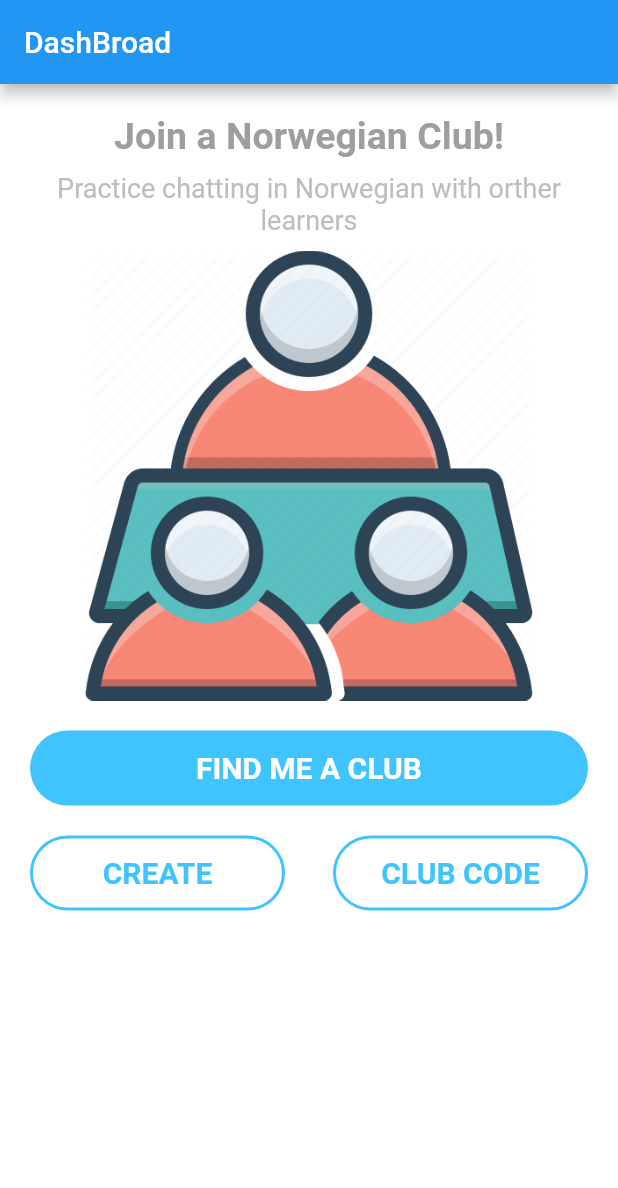
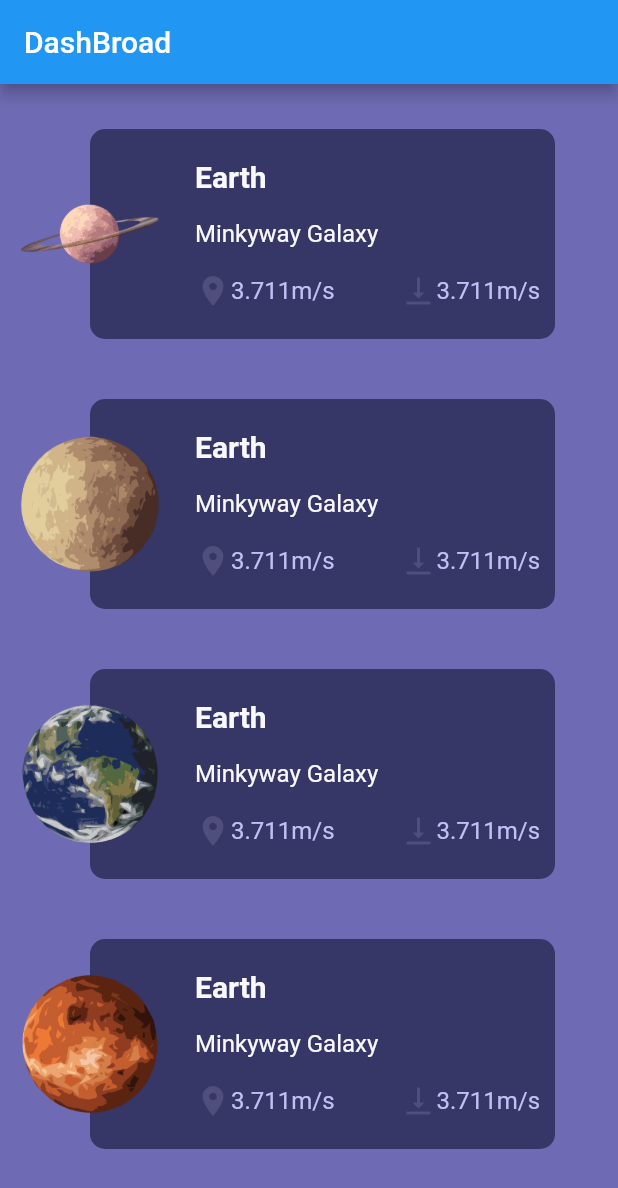
Before and after one commit to thanhtoan1306/image, a Flutter app: the DashBroad screen opened directly, on a phone screen of 412 x 824 dp. Shown: the top 1188 px of the screen. Run offline on Flutter 3.47's test engine with Material 2 defaults, Android fonts, the light colour scheme and no system bars; our stand-ins replace firebase_auth, google_sign_in, image_picker, qr_flutter; missing offline and left inert: flutter_facebook_login; accounts and stored records are empty.

Commit message:
update dashbroad

```diff
--- a/lib/pages/dashbroad.dart
+++ b/lib/pages/dashbroad.dart
@@ -1,4 +1,80 @@
 import 'package:flutter/material.dart';
+
+
+class WidgePlanet extends StatefulWidget {
+  String imgUrl;
+  WidgePlanet({this.imgUrl});
+  @override
+  _WidgePlanetState createState() => _WidgePlanetState();
+}
+
+class _WidgePlanetState extends State<WidgePlanet> {
+  @override
+  Widget build(BuildContext context) {
+    return Container(
+      height: 150,
+      width: 350,
+      child: Stack(
+        children: <Widget>[
+          Container(),
+
+          Positioned(
+              left: 50,
+              child:  Container(
+
+                height: 140,
+                width: 310,
+                decoration: BoxDecoration(
+                    color: Color(0xff363667),
+                    shape: BoxShape.rectangle,
+                    borderRadius: BorderRadius.circular(10)
+                ),
+                child: Padding(padding: EdgeInsets.fromLTRB(70, 20, 0, 20)
+                  ,child: Column(
+                    mainAxisAlignment: MainAxisAlignment.spaceBetween,
+                    crossAxisAlignment: CrossAxisAlignment.start,
+                    children: <Widget>[
+
+                      Text('Earth',style: TextStyle(color: Color(0xfff8f8fe),fontSize: 20,fontWeight: FontWeight.bold),),
+                      Text('Minkyway Galaxy',style: TextStyle(color: Color(0xfff8f8fe),fontSize: 16),),
+                      Row(
+                        mainAxisAlignment: MainAxisAlignment.spaceBetween,
+                        crossAxisAlignment: CrossAxisAlignment.start,
+                        children: <Widget>[
+                          Row(
+                            children: <Widget>[
+                              Icon(Icons.location_on,color: Color(0xff504e7c),),
+                              Padding(padding: EdgeInsets.fromLTRB(0, 0, 10, 0),
+                                child: Text('3.711m/s',style: TextStyle(color: Color(0xffc0c0f5),fontSize: 16),),)
+                            ],
+                          ),
+                          Row(
+                            children: <Widget>[
+                              Icon(Icons.vertical_align_bottom,color: Color(0xff504e7c),),
+                              Padding(padding: EdgeInsets.fromLTRB(0, 0, 10, 0),
+                                child: Text('3.711m/s',style: TextStyle(color: Color(0xffc0c0f5),fontSize: 16),),)
+                            ],
+                          )
+                        ],
+
+                      )
+                    ],
+                  ),),
+              )),
+          Positioned(
+              top: 20,
+
+              child: Container(
+                child: Image.asset(widget.imgUrl),
+                height: 100,
+                width: 100,
+              )),
+        ],
+      ),
+    );
+  }
+}
+
 
 class DashBroad extends StatefulWidget {
   @override
@@ -11,101 +87,28 @@ class _DashBroadState extends State<DashBroad> {
     return Scaffold(
         appBar: AppBar(title: Text('DashBroad')),
         body: Container(
-          color: Colors.white,
-          padding: EdgeInsets.fromLTRB(20, 20, 20, 30),
-          constraints: BoxConstraints.expand(),
-          child: Column(
+          color: Color(0xff6e6bb4),
+          child: ListView(
             children: <Widget>[
-              Text(
-                'Join a Norwegian Club!',
-                style: TextStyle(
-                    fontSize: 25,
-                    color: Colors.grey,
-                    fontWeight: FontWeight.bold),
-              ),
-              Padding(
-                padding: EdgeInsets.fromLTRB(0, 10, 0, 10),
-                child: Text(
-                  'Practice chatting in Norwegian with orther learners',
-                  style: TextStyle(
-                    fontSize: 18,
-                    color: Colors.grey[400],
-                  ),
-                  textAlign: TextAlign.center,
-                ),
-              ),
-              Padding(
-                padding: EdgeInsets.fromLTRB(0, 0, 0, 20),
-                child: Container(
-                  color: Colors.white,
-                  child: Image.asset('assets/group.png'),
-                  height: 300,
-                  width: double.infinity,
-                ),
-              ),
-              Padding(
-                padding: EdgeInsets.fromLTRB(0, 0, 0, 20),
-                child: Container(
-                    height: 50,
-                    width: double.infinity,
-                    decoration: BoxDecoration(
-                        shape: BoxShape.rectangle,
-                        borderRadius: BorderRadius.circular(30),
-                        color: Colors.lightBlueAccent),
-                    child: Center(
-                      child: Text(
-                        'FIND ME A CLUB',
-                        style: TextStyle(
-                            fontSize: 20,
-                            color: Colors.white,
-                            fontWeight: FontWeight.bold),
-                        textAlign: TextAlign.center,
-                      ),
-                    )),
-              ),
-              Row(
-                mainAxisAlignment: MainAxisAlignment.spaceBetween,
-                children: <Widget>[
-                  Container(
-                      height: 50,
-                      width: 170,
-                      decoration: BoxDecoration(
-                        shape: BoxShape.rectangle,
-                        borderRadius: BorderRadius.circular(30),
-                        border:
-                        Border.all(color: Colors.lightBlueAccent, width: 2.0),
-                      ),
-                      child: Center(
-                        child: Text(
-                          'CREATE',
-                          style: TextStyle(
-                              fontSize: 20,
-                              color: Colors.lightBlueAccent,
-                              fontWeight: FontWeight.bold),
-                          textAlign: TextAlign.center,
-                        ),
-                      )),
-                  Container(
-                      height: 50,
-                      width: 170,
-                      decoration: BoxDecoration(
-                        shape: BoxShape.rectangle,
-                        borderRadius: BorderRadius.circular(30),
-                        border:
-                        Border.all(color: Colors.lightBlueAccent, width: 2.0),
-                      ),
-                      child: Center(
-                        child: Text(
-                          'CLUB CODE',
-                          style: TextStyle(
-                              fontSize: 20,
-                              color: Colors.lightBlueAccent,
-                              fontWeight: FontWeight.bold),
-                          textAlign: TextAlign.center,
-                        ),
-                      )),
-                ],
-              )
+
+              Padding(padding: EdgeInsets.fromLTRB(10 ,30,10,0),
+              child:  WidgePlanet(
+                imgUrl: 'assets/starplune.png',
+              ), ),
+              Padding(padding: EdgeInsets.fromLTRB(10 ,30,10,0),
+                child:  WidgePlanet(
+                  imgUrl: 'assets/venus.png',
+                ), ),
+              Padding(padding: EdgeInsets.fromLTRB(10 ,30,10,0),
+                child:  WidgePlanet(
+                  imgUrl: 'assets/earth.png',
+                ), ),
+              Padding(padding: EdgeInsets.fromLTRB(10 ,30,10,0),
+                child:  WidgePlanet(
+                  imgUrl: 'assets/sunstart.png',
+                ), ),
+
+
 
             ],
           ),
--- a/pubspec.yaml
+++ b/pubspec.yaml
@@ -63,6 +63,11 @@ flutter:
   - assets/setting.png
   - assets/education.png
   - assets/king.png
+  - assets/earth.png
+  - assets/sunstart.png
+  - assets/starplune.png
+  - assets/venus.png
+
   # The following line ensures that the Material Icons font is
   # included with your application, so that you can use the icons in
   # the material Icons class.
```
Also changed, not shown: assets/earth.png (added), assets/starplune.png (added), assets/sunstart.png (added), assets/venus.png (added).
